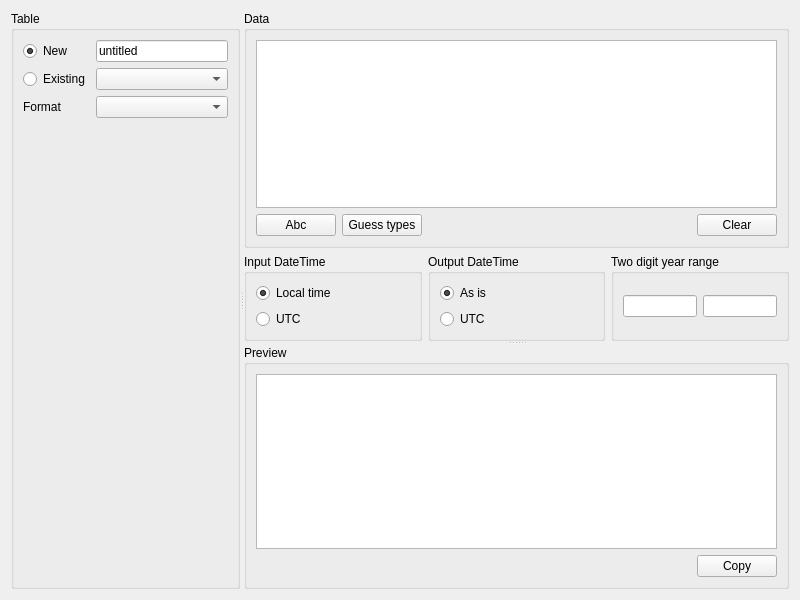
Above: src/widget/dataimportwidget.ui from mugiseyebrows/mugi-query before the change. Below: the same form after it.
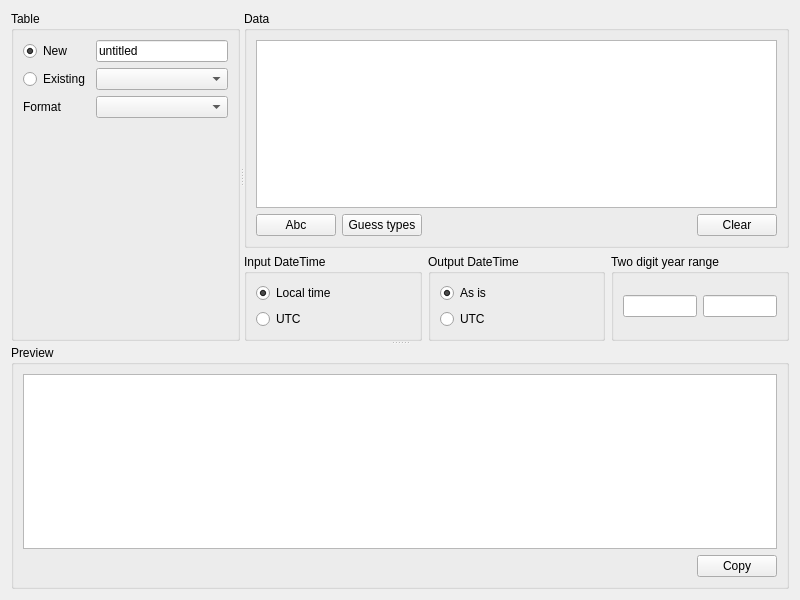
That is the form after the change. Custom widgets are drawn as their Qt base class.

Commit message: psql serial fix, drivernames skip field if null and autoincrement dataimportwidget layout

Diff of the .ui file:
```diff
--- a/src/widget/dataimportwidget.ui
+++ b/src/widget/dataimportwidget.ui
@@ -15,6 +15,10 @@
   </property>
   <layout class="QVBoxLayout" name="verticalLayout_6">
    <item>
+    <widget class="QSplitter" name="verticalSplitter">
+     <property name="orientation">
+      <enum>Qt::Vertical</enum>
+     </property>
     <widget class="QSplitter" name="horizontalSplitter">
      <property name="orientation">
       <enum>Qt::Horizontal</enum>
@@ -86,10 +90,6 @@
        </item>
       </layout>
      </widget>
-     <widget class="QSplitter" name="verticalSplitter">
-      <property name="orientation">
-       <enum>Qt::Vertical</enum>
-      </property>
       <widget class="QWidget" name="layoutWidget">
        <layout class="QVBoxLayout" name="verticalLayout_5">
         <item>
@@ -219,6 +219,7 @@
         </item>
        </layout>
       </widget>
+     </widget>
       <widget class="QGroupBox" name="groupBox_2">
        <property name="title">
         <string>Preview</string>
@@ -252,7 +253,6 @@
          </layout>
         </item>
        </layout>
-      </widget>
      </widget>
     </widget>
    </item>
```
Lines whose indentation alone changed are shown as unchanged. The commit also changes 9 other files.
